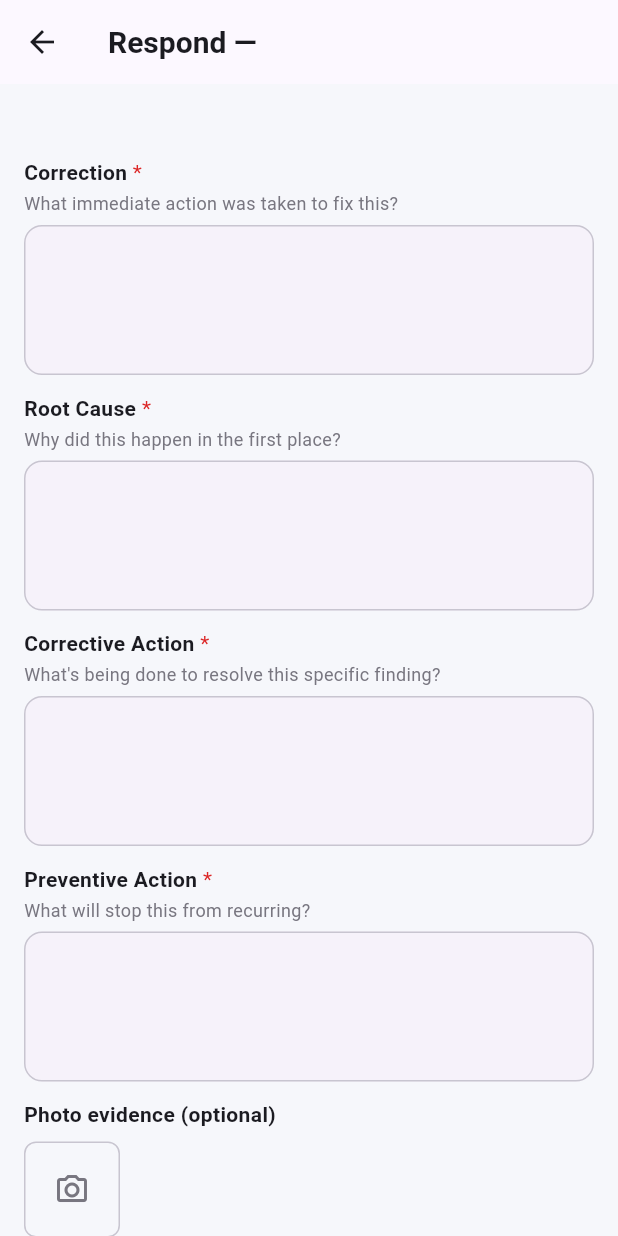
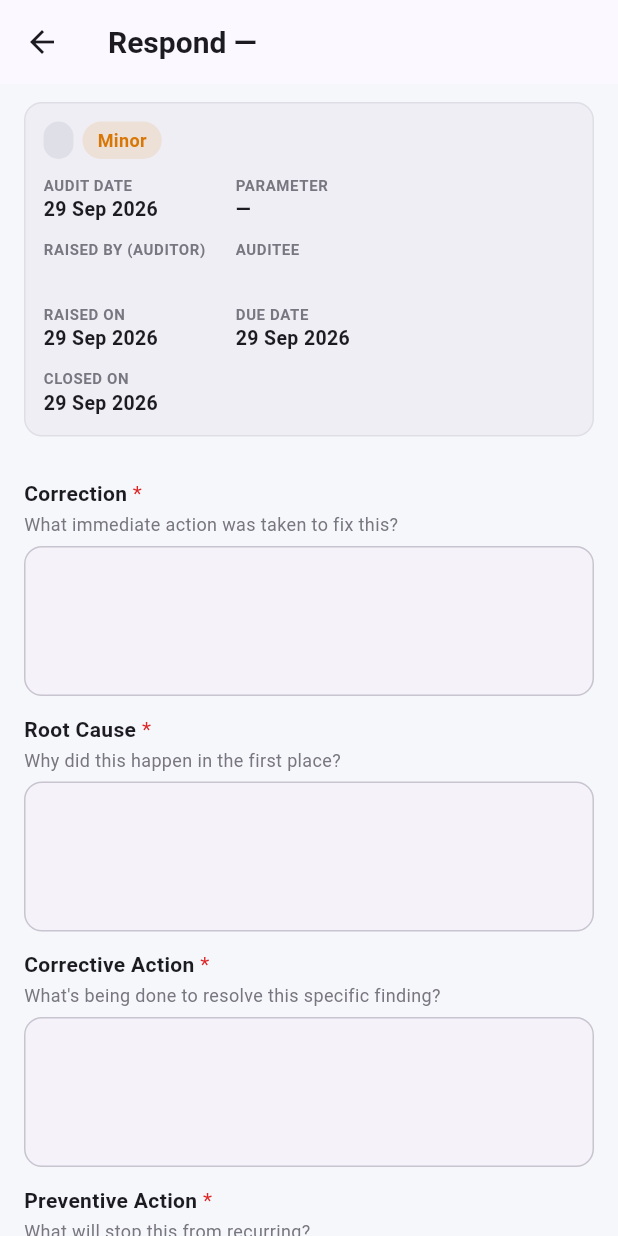
Before and after one commit to HereQuality/Internal-Audit-Sainest-App, a Flutter app: the NcResponseScreen screen opened directly with empty values, on a phone screen of 412 x 824 dp. Run offline on Flutter 3.47's test engine with Material 3 defaults, Android fonts, the phone set to English and light mode, and no system bars; our stand-ins replace cached_network_image, dio, firebase_core, firebase_messaging, flutter_local_notifications, flutter_secure_storage and 10 more; missing offline and left inert: flutter_background_service; accounts and stored records are empty; network calls fail.

```diff
--- a/lib/models/nc_model.dart
+++ b/lib/models/nc_model.dart
@@ -83,6 +83,20 @@ class NcModel {
   final String ncId;
   final String auditId;
   final String auditTitle;
+  // The audit's kind and dates — server: controllers/nc.controller.js
+  // populates `auditId` with these (title auditType scheduledDate
+  // scheduledEndDate), same fields the web app's NC popups show.
+  final String? auditType;
+  final DateTime? auditScheduledDate;
+  final DateTime? auditScheduledEndDate;
+  // Where the NC was raised — server: nc.controller.js#withPlaceNames (a
+  // frozen name if the place was since renamed/deleted, else the live one).
+  final String? locationName;
+  final String? departmentName;
+  // How many times the SAME checkpoint wording was raised at this SAME place
+  // before this one — server: nc.controller.js#withRepeatCounts. 0 = not a
+  // repeat.
+  final int repeatCount;
   final String title;
   final String description;
   final String status; // Raised | Response Submitted | Verification | Closed
@@ -108,6 +122,12 @@ class NcModel {
     required this.ncId,
     required this.auditId,
     required this.auditTitle,
+    this.auditType,
+    this.auditScheduledDate,
+    this.auditScheduledEndDate,
+    this.locationName,
+    this.departmentName,
+    this.repeatCount = 0,
     required this.title,
     required this.description,
     required this.status,
@@ -130,6 +150,12 @@ class NcModel {
       ncId: json['ncId']?.toString() ?? '',
       auditId: (auditRef is Map ? auditRef['_id'] : auditRef)?.toString() ?? '',
       auditTitle: auditRef is Map ? (auditRef['title']?.toString() ?? '') : '',
+      auditType: auditRef is Map ? auditRef['auditType']?.toString() : null,
+      auditScheduledDate: auditRef is Map ? DateTime.tryParse(auditRef['scheduledDate']?.toString() ?? '') : null,
+      auditScheduledEndDate: auditRef is Map ? DateTime.tryParse(auditRef['scheduledEndDate']?.toString() ?? '') : null,
+      locationName: json['locationName']?.toString(),
+      departmentName: json['departmentName']?.toString(),
+      repeatCount: (json['repeatCount'] as num?)?.toInt() ?? 0,
       title: json['title']?.toString() ?? '',
       description: json['description']?.toString() ?? '',
       status: json['status']?.toString() ?? 'Raised',
--- a/lib/screens/audits/audit_detail_screen.dart
+++ b/lib/screens/audits/audit_detail_screen.dart
@@ -1333,7 +1333,7 @@ class _AuditDetailScreenState extends State<AuditDetailScreen> {
                       // pick/photo would just spam the screen.
                       onSave:
                           ({
-                            required findingType,
+                            findingType,
                             score,
                             required remark,
                             auditeeEmployeeId,
--- a/lib/screens/nc/nc_response_screen.dart
+++ b/lib/screens/nc/nc_response_screen.dart
@@ -8,6 +8,7 @@ import '../../core/utils/snackbar.dart';
 import '../../models/nc_model.dart';
 import '../../providers/dashboard_provider.dart';
 import '../../providers/nc_provider.dart';
+import '../../widgets/nc_details_header.dart';
 import '../../widgets/photo_picker_sheet.dart';
 import '../../widgets/photo_viewer.dart';
 
@@ -152,11 +153,7 @@ class _NcResponseScreenState extends State<NcResponseScreen> {
       body: ListView(
         padding: const EdgeInsets.fromLTRB(16, 12, 16, 32),
         children: [
-          Text(widget.nc.title, style: const TextStyle(fontWeight: FontWeight.w700, fontSize: 16)),
-          if (widget.nc.description.isNotEmpty) ...[
-            const SizedBox(height: 4),
-            Text(widget.nc.description, style: TextStyle(color: scheme.outline)),
-          ],
+          NcDetailsHeader(nc: widget.nc),
           if (widget.nc.reopenCount > 0 && (widget.nc.verificationNote ?? '').isNotEmpty) ...[
             const SizedBox(height: 14),
             Container(
--- a/lib/screens/nc/nc_review_screen.dart
+++ b/lib/screens/nc/nc_review_screen.dart
@@ -9,6 +9,7 @@ import '../../models/nc_model.dart';
 import '../../providers/auth_provider.dart';
 import '../../providers/dashboard_provider.dart';
 import '../../providers/nc_provider.dart';
+import '../../widgets/nc_details_header.dart';
 import '../../widgets/photo_viewer.dart';
 
 /// The NC review thread — chat-style, same convention as the web app's NC
@@ -137,6 +138,7 @@ class _NcReviewScreenState extends State<NcReviewScreen> {
             child: ListView(
               padding: const EdgeInsets.fromLTRB(12, 12, 12, 12),
               children: [
+                NcDetailsHeader(nc: nc),
                 _Bubble(
                   align: Alignment.centerLeft,
                   color: Theme.of(context).colorScheme.surfaceContainerHighest,
--- /dev/null
+++ b/lib/widgets/nc_details_header.dart
@@ -0,0 +1,115 @@
+import 'package:flutter/material.dart';
+
+import '../core/theme/app_colors.dart';
+import '../core/utils/formatters.dart';
+import '../models/nc_model.dart';
+import 'status_badge.dart';
+
+/// widgets/nc_details_header.dart
+/// ─────────────────────────────────
+/// "What audit is this, where, and who's involved" — the block every NC
+/// screen (Respond, Review) opens with, mirroring the web app's
+/// Components/Common/NCDetailsPanel.jsx: status + flag, the audit it belongs
+/// to and its dates, the parameter (this NC's own title), the place, who
+/// raised it and who it's against, the raised/due dates, and the finding
+/// itself. Before this, the phone screens showed only the bare title +
+/// description — everything else (audit name, type, location, dates) was on
+/// the record but never drawn.
+class NcDetailsHeader extends StatelessWidget {
+  final NcModel nc;
+
+  const NcDetailsHeader({super.key, required this.nc});
+
+  @override
+  Widget build(BuildContext context) {
+    final scheme = Theme.of(context).colorScheme;
+    final period = nc.auditScheduledDate == null
+        ? null
+        : nc.auditScheduledEndDate != null &&
+                Formatters.date(nc.auditScheduledEndDate) != Formatters.date(nc.auditScheduledDate)
+            ? '${Formatters.date(nc.auditScheduledDate)} – ${Formatters.date(nc.auditScheduledEndDate)}'
+            : Formatters.date(nc.auditScheduledDate);
+    final place = [nc.locationName, nc.departmentName].where((s) => (s ?? '').isNotEmpty).join(' · ');
+
+    return Container(
+      padding: const EdgeInsets.all(12),
+      margin: const EdgeInsets.only(bottom: 14),
+      decoration: BoxDecoration(
+        color: scheme.surfaceContainerHighest.withValues(alpha: 0.4),
+        borderRadius: BorderRadius.circular(12),
+        border: Border.all(color: scheme.outlineVariant.withValues(alpha: 0.4)),
+      ),
+      child: Column(
+        crossAxisAlignment: CrossAxisAlignment.start,
+        children: [
+          Wrap(
+            spacing: 6,
+            runSpacing: 6,
+            children: [
+              StatusBadge(label: nc.status, color: AppColors.forNcStatus(nc.status)),
+              StatusBadge(
+                label: nc.severity,
+                color: nc.severity == 'Major' ? AppColors.red : AppColors.amber,
+              ),
+              if (nc.auditType != null && nc.auditType!.isNotEmpty)
+                StatusBadge(label: nc.auditType!, color: AppColors.readable(context, const Color(0xFF0891B2))),
+            ],
+          ),
+          const SizedBox(height: 10),
+          Wrap(
+            spacing: 18,
+            runSpacing: 10,
+            children: [
+              if (nc.auditTitle.isNotEmpty) _Item(label: 'Audit', value: nc.auditTitle),
+              if (period != null) _Item(label: 'Audit date', value: period),
+              _Item(label: 'Parameter', value: nc.title.isEmpty ? '—' : nc.title),
+              if (place.isNotEmpty) _Item(label: 'Location', value: place),
+              _Item(label: 'Raised by (auditor)', value: nc.raisedBy.name),
+              _Item(label: 'Auditee', value: nc.auditee.name),
+              _Item(label: 'Raised on', value: Formatters.date(nc.startDate)),
+              _Item(label: 'Due date', value: Formatters.date(nc.targetDate)),
+              if (nc.completionDate != null) _Item(label: 'Closed on', value: Formatters.date(nc.completionDate)),
+            ],
+          ),
+          if (nc.description.isNotEmpty) ...[
+            const SizedBox(height: 10),
+            Divider(height: 1, color: scheme.outlineVariant.withValues(alpha: 0.4)),
+            const SizedBox(height: 10),
+            Text(
+              'FINDING / REMARK',
+              style: TextStyle(fontSize: 10.5, fontWeight: FontWeight.w700, letterSpacing: 0.4, color: scheme.outline),
+            ),
+            const SizedBox(height: 2),
+            Text(nc.description, style: const TextStyle(fontSize: 13.5)),
+          ],
+        ],
+      ),
+    );
+  }
+}
+
+class _Item extends StatelessWidget {
+  final String label;
+  final String value;
+
+  const _Item({required this.label, required this.value});
+
+  @override
+  Widget build(BuildContext context) {
+    final scheme = Theme.of(context).colorScheme;
+    return ConstrainedBox(
+      constraints: const BoxConstraints(minWidth: 110, maxWidth: 220),
+      child: Column(
+        crossAxisAlignment: CrossAxisAlignment.start,
+        mainAxisSize: MainAxisSize.min,
+        children: [
+          Text(
+            label.toUpperCase(),
+            style: TextStyle(fontSize: 10, fontWeight: FontWeight.w700, letterSpacing: 0.4, color: scheme.outline),
+          ),
+          Text(value, style: const TextStyle(fontSize: 13, fontWeight: FontWeight.w600)),
+        ],
+      ),
+    );
+  }
+}
```
Also changed, not shown: lib/core/notifications/notification_prefs.dart (+14 -8 lines), lib/providers/audits_provider.dart (+5 -2 lines), lib/screens/audits/checkpoint_card.dart (+27 -16 lines), lib/screens/audits/nc_details_sheet.dart (+9 -1 lines), lib/screens/dashboard/auditee_dashboard_screen.dart (+19 -5 lines), lib/screens/nc/nc_list_screen.dart (+0 -7 lines), lib/screens/profile/reports_screen.dart (+23 -26 lines), lib/screens/profile/settings_screen.dart (+14 -9 lines), lib/widgets/nc_summary_bar.dart (added, +193 -0 lines), 3 other files.
